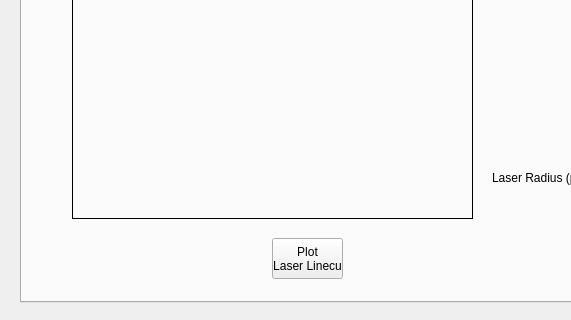
The window that DiffusionAnalysis/form.ui (xuejianma/LabTools) describes before a commit, drawn with Qt 5; both pictures show x 0 to 571 and y 348 to 668 of the 822 by 668 pixel window.
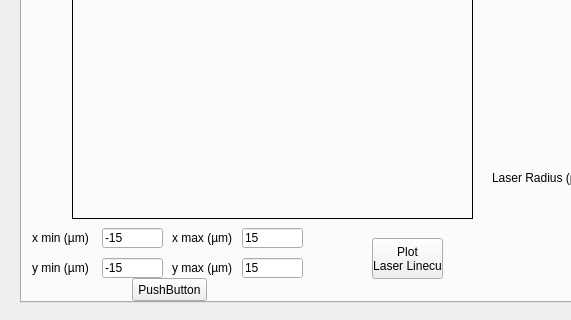
The same window after the commit. Icons and pictures are not drawn. Custom widgets are drawn as their Qt base class.

Patch:
```diff
--- a/DiffusionAnalysis/form.ui
+++ b/DiffusionAnalysis/form.ui
@@ -536,7 +536,7 @@
     <widget class="QPushButton" name="pushButton_laserLinecut">
      <property name="geometry">
       <rect>
-       <x>250</x>
+       <x>350</x>
        <y>550</y>
        <width>71</width>
        <height>41</height>
@@ -547,6 +547,123 @@
  Laser Linecut</string>
      </property>
     </widget>
+    <widget class="QLabel" name="label_xmin">
+     <property name="geometry">
+      <rect>
+       <x>10</x>
+       <y>540</y>
+       <width>61</width>
+       <height>20</height>
+      </rect>
+     </property>
+     <property name="text">
+      <string>x min (µm)</string>
+     </property>
+    </widget>
+    <widget class="QLineEdit" name="lineEdit_xmin">
+     <property name="geometry">
+      <rect>
+       <x>80</x>
+       <y>540</y>
+       <width>61</width>
+       <height>20</height>
+      </rect>
+     </property>
+     <property name="text">
+      <string>-15</string>
+     </property>
+    </widget>
+    <widget class="QLineEdit" name="lineEdit_xmax">
+     <property name="geometry">
+      <rect>
+       <x>220</x>
+       <y>540</y>
+       <width>61</width>
+       <height>20</height>
+      </rect>
+     </property>
+     <property name="text">
+      <string>15</string>
+     </property>
+    </widget>
+    <widget class="QLabel" name="label_xmax">
+     <property name="geometry">
+      <rect>
+       <x>150</x>
+       <y>540</y>
+       <width>61</width>
+       <height>20</height>
+      </rect>
+     </property>
+     <property name="text">
+      <string>x max (µm)</string>
+     </property>
+    </widget>
+    <widget class="QLabel" name="label_ymax">
+     <property name="geometry">
+      <rect>
+       <x>150</x>
+       <y>570</y>
+       <width>61</width>
+       <height>20</height>
+      </rect>
+     </property>
+     <property name="text">
+      <string>y max (µm)</string>
+     </property>
+    </widget>
+    <widget class="QLineEdit" name="lineEdit_ymin">
+     <property name="geometry">
+      <rect>
+       <x>80</x>
+       <y>570</y>
+       <width>61</width>
+       <height>20</height>
+      </rect>
+     </property>
+     <property name="text">
+      <string>-15</string>
+     </property>
+    </widget>
+    <widget class="QLineEdit" name="lineEdit_ymax">
+     <property name="geometry">
+      <rect>
+       <x>220</x>
+       <y>570</y>
+       <width>61</width>
+       <height>20</height>
+      </rect>
+     </property>
+     <property name="text">
+      <string>15</string>
+     </property>
+    </widget>
+    <widget class="QLabel" name="label_ymin">
+     <property name="geometry">
+      <rect>
+       <x>10</x>
+       <y>570</y>
+       <width>61</width>
+       <height>20</height>
+      </rect>
+     </property>
+     <property name="text">
+      <string>y min (µm)</string>
+     </property>
+    </widget>
+    <widget class="QPushButton" name="pushButton">
+     <property name="geometry">
+      <rect>
+       <x>110</x>
+       <y>590</y>
+       <width>75</width>
+       <height>23</height>
+      </rect>
+     </property>
+     <property name="text">
+      <string>PushButton</string>
+     </property>
+    </widget>
    </widget>
    <widget class="QWidget" name="tab_2">
     <attribute name="title">
```
Left out of the diff: 8 changed lines with no effect on the pictures.
